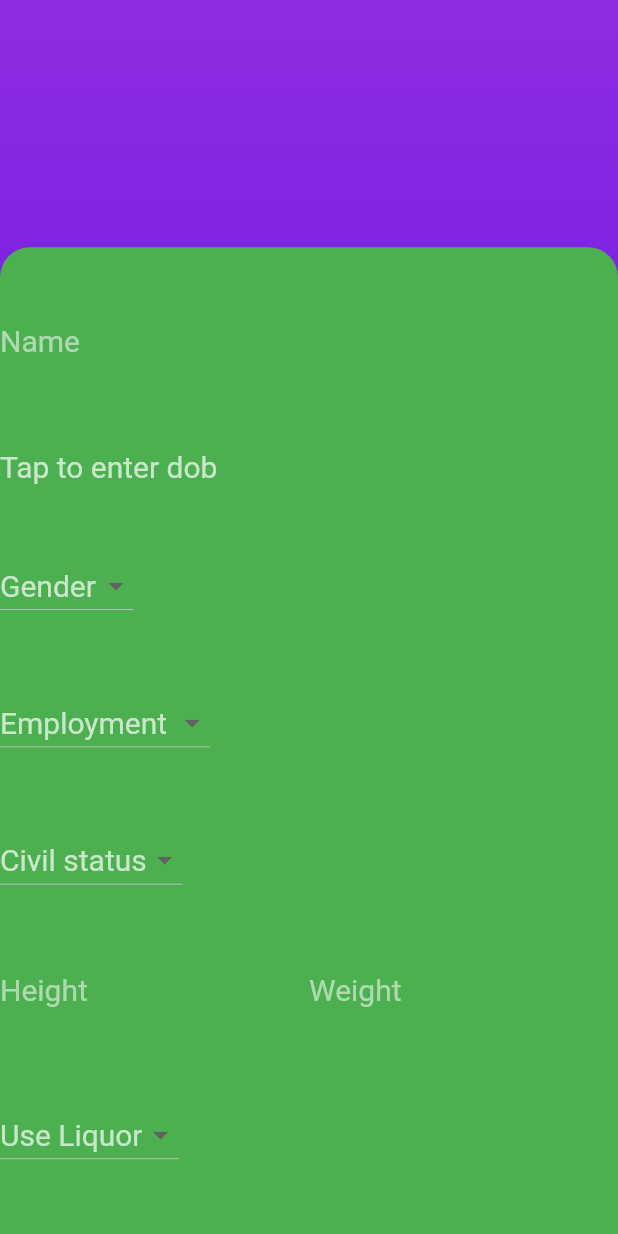
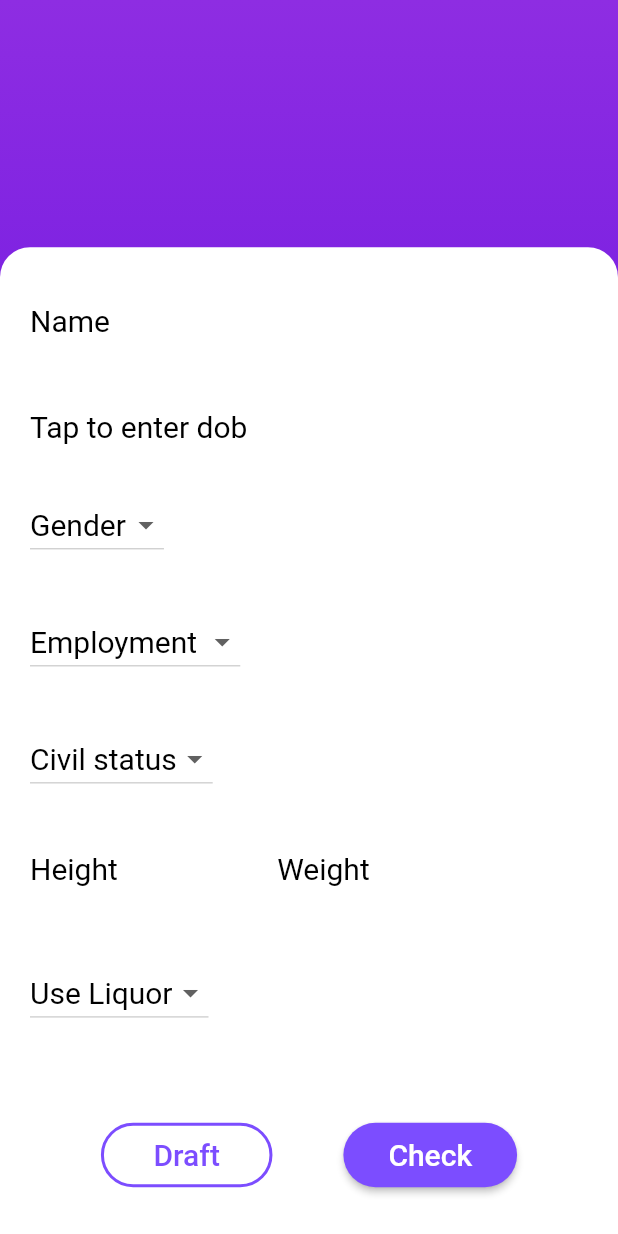
Before and after one commit to MalakaDeSilva/In-5-Years, a Flutter app: the InputDetails widget shown alone on an empty page, opened directly, on a phone screen of 412 x 824 dp. Run offline on Flutter 3.47's test engine with Material 2 defaults, Android fonts, the light colour scheme and no system bars; our stand-ins replace avatar_glow, cloud_firestore, firebase_auth, flutter_spinkit, google_sign_in; missing offline and left inert: flutter_facebook_login, rect_getter; accounts and stored records are empty; network calls fail.

Commit message:
input details

```diff
--- a/lib/home.dart
+++ b/lib/home.dart
@@ -51,8 +51,14 @@ class _HomeState extends State<Home> {
           Color.fromARGB(255, 74, 0, 224)
         ],
       )),
-      child: _buildPages(),
-
+      child: GestureDetector(
+          onPanUpdate: (details) {
+            if (details.delta.dx > 0) {
+              Navigator.of(context).push(
+                  FadeRouteBuilder(page: InputDetails())); //put the new page
+            }
+          },
+          child: _buildPages()),
     );
   }
 
--- a/lib/input_det.dart
+++ b/lib/input_det.dart
@@ -1,6 +1,8 @@
+import 'package:cloud_firestore/cloud_firestore.dart';
 import 'package:flutter/cupertino.dart';
 import 'package:flutter/material.dart';
 import 'package:infiveyears/animations/delayed_animation.dart';
+import 'package:infiveyears/model/personal_det.dart';
 import 'package:intl/intl.dart';
 
 class InputDetails extends StatefulWidget {
@@ -10,9 +12,17 @@ class InputDetails extends StatefulWidget {
 
 class _InputDetailsState extends State<InputDetails> {
   DateFormat df = new DateFormat("d / MMMM / y");
+  Firestore firestore = Firestore.instance;
   final _formKey = GlobalKey<FormState>();
   DateTime selectedDate = DateTime.now();
-  String dob, _gender, _employment, _civilstat, _liquor;
+  String dob,
+      _gender,
+      _employment,
+      _civilstat,
+      _liquor,
+      _name,
+      _height,
+      _weight;
 
   @override
   void initState() {
@@ -54,10 +64,11 @@ class _InputDetailsState extends State<InputDetails> {
             decoration: BoxDecoration(
               borderRadius: BorderRadius.only(
                   topLeft: Radius.circular(20), topRight: Radius.circular(20)),
-              color: Colors.green,
+              color: Colors.white,
             ),
             margin:
                 EdgeInsets.only(top: MediaQuery.of(context).size.height * 0.2),
+            padding: EdgeInsets.only(left: 20, right: 20),
             child: Form(
               key: _formKey,
               child: Column(
@@ -65,21 +76,20 @@ class _InputDetailsState extends State<InputDetails> {
                 mainAxisAlignment: MainAxisAlignment.spaceEvenly,
                 children: <Widget>[
                   TextFormField(
-                    style: TextStyle(color: Colors.white, fontSize: 20.0),
+                    style: TextStyle(color: Colors.black, fontSize: 20.0),
                     decoration: new InputDecoration(
                         border: InputBorder.none,
-                        hintStyle: TextStyle(color: Colors.white54),
+                        hintStyle: TextStyle(color: Colors.black),
                         hintText: "Name",
                         contentPadding: EdgeInsets.only(bottom: 10)),
+                    onChanged: (value) => _name = value,
                   ),
                   InkWell(
                     onTap: () => _selectDate(context),
                     child: Text(
                       dob,
                       style: TextStyle(
-                        color: dob == "Tap to enter dob"
-                            ? Colors.white70
-                            : Colors.white,
+                        color: Colors.black,
                         fontSize: 20.0,
                       ),
                     ),
@@ -88,10 +98,10 @@ class _InputDetailsState extends State<InputDetails> {
                     hint: Text(
                       'Gender',
                       style: TextStyle(
-                        color: Colors.white70,
+                        color: Colors.black,
                         fontSize: 20.0,
                       ),
-                    ), // Not necessary for Option 1
+                    ),
                     value: _gender,
                     onChanged: (newValue) {
                       setState(() {
@@ -103,8 +113,7 @@ class _InputDetailsState extends State<InputDetails> {
                         child: new Text(
                           location,
                           style: TextStyle(
-                            color:
-                                _gender == null ? Colors.black : Colors.white,
+                            color: Colors.black,
                             fontSize: 20.0,
                           ),
                         ),
@@ -116,10 +125,10 @@ class _InputDetailsState extends State<InputDetails> {
                     hint: Text(
                       'Employment',
                       style: TextStyle(
-                        color: Colors.white70,
+                        color: Colors.black,
                         fontSize: 20.0,
                       ),
-                    ), // Not necessary for Option 1
+                    ),
                     value: _employment,
                     onChanged: (newValue) {
                       setState(() {
@@ -131,9 +140,7 @@ class _InputDetailsState extends State<InputDetails> {
                         child: new Text(
                           location,
                           style: TextStyle(
-                            color: _employment == null
-                                ? Colors.black
-                                : Colors.white,
+                            color: Colors.black,
                             fontSize: 20.0,
                           ),
                         ),
@@ -145,10 +152,10 @@ class _InputDetailsState extends State<InputDetails> {
                     hint: Text(
                       'Civil status',
                       style: TextStyle(
-                        color: Colors.white70,
+                        color: Colors.black,
                         fontSize: 20.0,
                       ),
-                    ), // Not necessary for Option 1
+                    ),
                     value: _civilstat,
                     onChanged: (newValue) {
                       setState(() {
@@ -160,9 +167,7 @@ class _InputDetailsState extends State<InputDetails> {
                         child: new Text(
                           location,
                           style: TextStyle(
-                            color: _employment == null
-                                ? Colors.black
-                                : Colors.white,
+                            color: Colors.black,
                             fontSize: 20.0,
                           ),
                         ),
@@ -171,30 +176,32 @@ class _InputDetailsState extends State<InputDetails> {
                     }).toList(),
                   ),
                   Row(
-                    mainAxisAlignment: MainAxisAlignment.spaceEvenly,
+                    mainAxisAlignment: MainAxisAlignment.start,
                     children: <Widget>[
                       Container(
-                        width: MediaQuery.of(context).size.width / 2,
+                        width: MediaQuery.of(context).size.width / 2.5,
                         child: TextFormField(
-                          style: TextStyle(color: Colors.white, fontSize: 20.0),
+                          style: TextStyle(color: Colors.black, fontSize: 20.0),
                           decoration: new InputDecoration(
                               border: InputBorder.none,
-                              hintStyle: TextStyle(color: Colors.white54),
+                              hintStyle: TextStyle(color: Colors.black),
                               hintText: "Height",
                               contentPadding: EdgeInsets.only(bottom: 10)),
                           keyboardType: TextInputType.number,
+                          onChanged: (value) => _height = value,
                         ),
                       ),
                       Container(
-                        width: MediaQuery.of(context).size.width / 2,
+                        width: MediaQuery.of(context).size.width / 2.5,
                         child: TextFormField(
-                          style: TextStyle(color: Colors.white, fontSize: 20.0),
+                          style: TextStyle(color: Colors.black, fontSize: 20.0),
                           decoration: new InputDecoration(
                               border: InputBorder.none,
-                              hintStyle: TextStyle(color: Colors.white54),
+                              hintStyle: TextStyle(color: Colors.black),
                               hintText: "Weight",
                               contentPadding: EdgeInsets.only(bottom: 10)),
                           keyboardType: TextInputType.number,
+                          onChanged: (value) => _weight = value,
                         ),
                       )
                     ],
@@ -203,7 +210,7 @@ class _InputDetailsState extends State<InputDetails> {
                     hint: Text(
                       'Use Liquor',
                       style: TextStyle(
-                        color: Colors.white70,
+                        color: Colors.black,
                         fontSize: 20.0,
                       ),
                     ),
@@ -218,8 +225,7 @@ class _InputDetailsState extends State<InputDetails> {
                         child: new Text(
                           location,
                           style: TextStyle(
-                            color:
-                                _liquor == null ? Colors.black : Colors.white,
+                            color: Colors.black,
                             fontSize: 20.0,
                           ),
                         ),
@@ -227,6 +233,44 @@ class _InputDetailsState extends State<InputDetails> {
                       );
                     }).toList(),
                   ),
+                  Container(
+                    margin: EdgeInsets.only(top: 30),
+                    child: Row(
+                      mainAxisAlignment: MainAxisAlignment.spaceEvenly,
+                      children: <Widget>[
+                        OutlineButton(
+                          padding: EdgeInsets.only(top: 10, bottom: 10, left: 35, right: 35),
+                          child: Text(
+                            'Draft',
+                            style: TextStyle(
+                              fontSize: 20.0,
+                              color: Colors.deepPurpleAccent,
+                            ),
+                          ),
+                          shape: new RoundedRectangleBorder(
+                            borderRadius: new BorderRadius.circular(30.0),
+                          ),
+                          borderSide: BorderSide(color: Colors.deepPurpleAccent, width: 2),
+                          onPressed: draft,
+                        ),
+                        RaisedButton(
+                          color: Colors.deepPurpleAccent,
+                          padding: EdgeInsets.only(top: 10, bottom: 10, left: 30, right: 30),
+                          child: Text(
+                            'Check',
+                            style: TextStyle(
+                              fontSize: 20.0,
+                              color: Colors.white,
+                            ),
+                          ),
+                          shape: new RoundedRectangleBorder(
+                            borderRadius: new BorderRadius.circular(30.0),
+                          ),
+                          onPressed: create,
+                        ),
+                      ],
+                    ),
+                  )
                 ],
               ),
             ),
@@ -235,4 +279,18 @@ class _InputDetailsState extends State<InputDetails> {
       ),
     );
   }
+
+  void create() async {
+    if (_formKey.currentState.validate()) {
+      PersonalDetails pd = new PersonalDetails();
+      Timestamp time = Timestamp.fromDate(selectedDate);
+      DocumentReference ref = await firestore.collection("queries").add(
+          pd.toJson(_name, time, _civilstat, _gender, _employment,
+              double.parse(_height), double.parse(_weight), _liquor));
+    }
+  }
+
+  void draft(){
+
+  }
 }
--- a/lib/model/personal_det.dart
+++ b/lib/model/personal_det.dart
@@ -6,8 +6,10 @@ class PersonalDetails {
   Timestamp date;
   String civilstatus;
   String gender;
-  bool employement;
+  String employement;
   DocumentReference reference;
+
+  PersonalDetails();
 
   PersonalDetails.fromMap(Map snapshot, {this.reference})
       : name = snapshot['name'],
@@ -19,4 +21,27 @@ class PersonalDetails {
 
   PersonalDetails.fromSnapshot(DocumentSnapshot snapshot)
       : this.fromMap(snapshot.data, reference: snapshot.reference);
+
+  toJson(
+    String name,
+    Timestamp dob,
+    String civilstatus,
+    String gender,
+    String employement,
+    double height,
+    double weight,
+    String liquor,
+  ) {
+    return {
+      "name": name,
+      "dob": dob,
+      "civilstatus": civilstatus,
+      "employment": employement,
+      "gender": gender,
+      "height": height,
+      "weight": weight,
+      "liquor": liquor,
+      "date": DateTime.now()
+    };
+  }
 }
```
